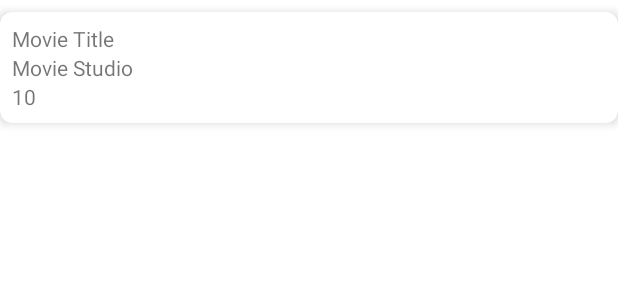
After one commit to Jankku/eino-android, an Android app: the layout item_movie_list.xml on its own in the app's theme, with its tools: preview values and no code run, on a phone screen of 412 x 824 dp. The commit adds this screen. Shown: the top 300 px of the screen. Run offline under Robolectric (Android 15) with nearby library versions, the phone set to English and light mode, and no system bars.

Commit message:
feat: movie list and movie detail screens

```diff
--- a/app/src/main/java/com/jankku/eino/di/AppModule.kt
+++ b/app/src/main/java/com/jankku/eino/di/AppModule.kt
@@ -42,9 +42,8 @@ object AppModule {
 
     @Provides
     @Singleton
-    fun provideOkHttpClient(): OkHttpClient = OkHttpClient
-        .Builder()
-        .addInterceptor(HttpLoggingInterceptor().setLevel(HttpLoggingInterceptor.Level.HEADERS))
+    fun provideOkHttpClient(): OkHttpClient = OkHttpClient.Builder()
+        .addInterceptor(HttpLoggingInterceptor().setLevel(HttpLoggingInterceptor.Level.BASIC))
         .build()
 
     @Provides
--- a/app/src/main/java/com/jankku/eino/network/EinoApi.kt
+++ b/app/src/main/java/com/jankku/eino/network/EinoApi.kt
@@ -4,6 +4,7 @@ import com.jankku.eino.network.request.LoginRequest
 import com.jankku.eino.network.request.RegisterRequest
 import com.jankku.eino.network.response.BookListResponse
 import com.jankku.eino.network.response.LoginResponse
+import com.jankku.eino.network.response.MovieListResponse
 import com.jankku.eino.network.response.RegisterResponse
 import com.jankku.eino.util.Constant.REQUEST_HEADERS
 import retrofit2.http.*
@@ -19,4 +20,7 @@ interface EinoApiInterface {
 
     @GET("list/books/all")
     suspend fun getAllBooks(@Header("Authorization") accessToken: String): BookListResponse
+
+    @GET("list/movies/all")
+    suspend fun getAllMovies(@Header("Authorization") accessToken: String): MovieListResponse
 }
--- /dev/null
+++ b/app/src/main/java/com/jankku/eino/network/response/MovieListResponse.kt
@@ -0,0 +1,5 @@
+package com.jankku.eino.network.response
+
+data class MovieListResponse(
+    val results: List<Movie>
+)
--- a/app/src/main/java/com/jankku/eino/ui/auth/LandingFragment.kt
+++ b/app/src/main/java/com/jankku/eino/ui/auth/LandingFragment.kt
@@ -1,7 +1,6 @@
 package com.jankku.eino.ui.auth
 
 import android.os.Bundle
-import android.util.Log
 import android.view.LayoutInflater
 import android.view.View
 import androidx.fragment.app.viewModels
@@ -41,7 +40,6 @@ class LandingFragment : BindingFragment<FragmentLandingBinding>() {
 
     private fun checkLoginStatus() {
         viewModel.isLoggedIn.observe(viewLifecycleOwner) { isLoggedIn ->
-            Log.d(TAG, "checkLoginStatus: $isLoggedIn")
             if (isLoggedIn) {
                 val action = LandingFragmentDirections.actionLandingFragmentToAppGraph()
                 findNavController().navigate(action)
--- a/app/src/main/java/com/jankku/eino/ui/book/BookDetailFragment.kt
+++ b/app/src/main/java/com/jankku/eino/ui/book/BookDetailFragment.kt
@@ -38,5 +38,4 @@ class BookDetailFragment : BindingFragment<FragmentBookDetailBinding>() {
             }
         }
     }
-
 }
--- /dev/null
+++ b/app/src/main/res/layout/item_movie_list.xml
@@ -0,0 +1,46 @@
+<?xml version="1.0" encoding="utf-8"?>
+
+
+<com.google.android.material.card.MaterialCardView xmlns:android="http://schemas.android.com/apk/res/android"
+    xmlns:app="http://schemas.android.com/apk/res-auto"
+    xmlns:tools="http://schemas.android.com/tools"
+    android:layout_width="match_parent"
+    android:layout_height="wrap_content"
+    android:layout_marginTop="@dimen/spacing_half"
+    app:cardCornerRadius="@dimen/card_corner_radius"
+    app:cardElevation="@dimen/card_elevation"
+    app:cardPreventCornerOverlap="false"
+    app:layout_constraintBottom_toBottomOf="parent"
+    app:layout_constraintEnd_toEndOf="parent"
+    app:layout_constraintStart_toStartOf="parent"
+    app:layout_constraintTop_toTopOf="parent">
+
+    <LinearLayout
+        android:id="@+id/llMovieInfo"
+        android:layout_width="wrap_content"
+        android:layout_height="match_parent"
+        android:orientation="vertical"
+        android:padding="@dimen/spacing_half">
+
+        <TextView
+            android:id="@+id/tvMovieTitle"
+            android:layout_width="match_parent"
+            android:layout_height="wrap_content"
+            tools:text="Movie Title" />
+
+        <TextView
+            android:id="@+id/tvMovieStudio"
+            android:layout_width="match_parent"
+            android:layout_height="wrap_content"
+            tools:text="Movie Studio" />
+
+        <TextView
+            android:id="@+id/tvMovieScore"
+            android:layout_width="match_parent"
+            android:layout_height="wrap_content"
+            tools:text="10" />
+
+    </LinearLayout>
+
+
+</com.google.android.material.card.MaterialCardView>
```
Also changed, not shown: app/src/main/java/com/jankku/eino/data/BookRepository.kt (added, +18 -0 lines), app/src/main/java/com/jankku/eino/data/MovieRepository.kt (added, +17 -0 lines), app/src/main/java/com/jankku/eino/network/response/Movie.kt (added, +20 -0 lines), app/src/main/java/com/jankku/eino/ui/book/BookListViewModel.kt (+12 -16 lines), app/src/main/java/com/jankku/eino/ui/movie/MovieDetailFragment.kt (added, +42 -0 lines), app/src/main/java/com/jankku/eino/ui/movie/MovieListAdapter.kt (added, +47 -0 lines), app/src/main/java/com/jankku/eino/ui/movie/MovieListFragment.kt (+51 -0 lines), app/src/main/java/com/jankku/eino/ui/movie/MovieListViewModel.kt (added, +41 -0 lines), app/src/main/res/layout/fragment_movie_detail.xml (added, +60 -0 lines), app/src/main/res/layout/fragment_movie_list.xml (+37 -3 lines), app/src/main/res/navigation/app_graph.xml (+14 -1 lines).
